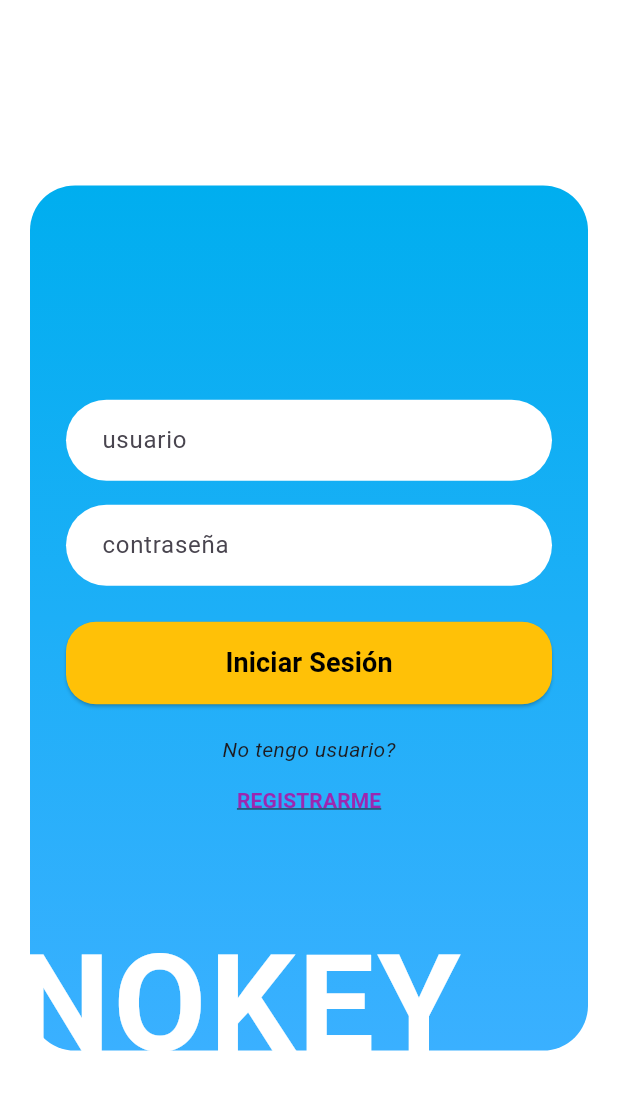
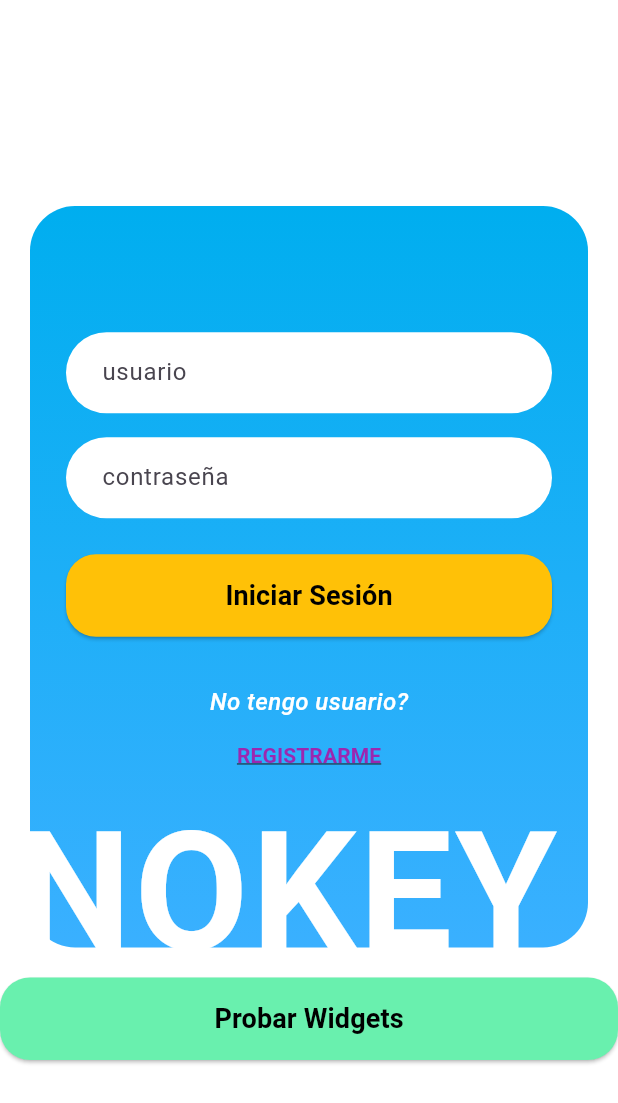
Before and after one commit to SebassoriaP/bamx, a Flutter app: the screen it shows after launch, on a phone screen of 412 x 824 dp. Shown: the top 1103 px of the screen. Run offline on Flutter 3.47's test engine with Material 3 defaults, Android fonts, the phone set to English and light mode, and no system bars; our stand-ins replace cloud_firestore, firebase_auth, firebase_core; accounts and stored records are empty.

Commit message:
added grid widget and a windget testing screen. Reformulated login.dart to be more modular. in th process, creatd a standard button widget and a generic container widget.

```diff
--- a/lib/screens/create_card.dart
+++ b/lib/screens/create_card.dart
@@ -1,6 +1,6 @@
 import 'package:flutter/material.dart';
 import 'package:cloud_firestore/cloud_firestore.dart';
-import 'home.dart';
+import 'package:bamx/screens/home.dart';
 
 class CreateCardScreen extends StatefulWidget {
   const CreateCardScreen({super.key});
--- a/lib/screens/login.dart
+++ b/lib/screens/login.dart
@@ -1,7 +1,11 @@
 import 'package:flutter/material.dart';
 import 'package:firebase_auth/firebase_auth.dart';
-import 'home.dart';
-import 'sign_up.dart';
+import 'package:bamx/screens/home.dart';
+import 'package:bamx/screens/sign_up.dart';
+import 'package:bamx/screens/widget_testing.dart';
+import 'package:bamx/widgets/login/login_form.dart';
+import 'package:bamx/widgets/login/login_footer.dart';
+import 'package:bamx/widgets/blue_container_widget.dart';
 
 class LoginScreen extends StatefulWidget {
   const LoginScreen({super.key});
@@ -29,7 +33,6 @@ class _LoginScreenState extends State<LoginScreen> {
       );
     } catch (e) {
       if (!mounted) return;
-      // Mensaje amigable para el usuario
       ScaffoldMessenger.of(context).showSnackBar(
         const SnackBar(
           content: Text(
@@ -48,119 +51,39 @@ class _LoginScreenState extends State<LoginScreen> {
     return Scaffold(
       backgroundColor: Colors.white,
       body: Center(
-        child: Container(
-          margin: const EdgeInsets.all(20),
-          width: double.infinity,
-          height: MediaQuery.of(context).size.height * 0.7,
-          decoration: BoxDecoration(
-            gradient: const LinearGradient(
-              colors: [Color(0xFF00AEEF), Color(0xFF3AB0FF)],
-              begin: Alignment.topCenter,
-              end: Alignment.bottomCenter,
-            ),
-            borderRadius: BorderRadius.circular(30),
-          ),
-          child: Stack(
-            children: [
-              // Formulario principal
-              Padding(
-                padding: const EdgeInsets.symmetric(horizontal: 24.0),
+        child: SingleChildScrollView(
           child: Column(
             children: [
-                    Expanded(
-                      child: Center(
+              BlueContainer(
+                heightFactor: 0.6,
+                child: Padding(
+                  padding: const EdgeInsets.symmetric(horizontal: 24.0, vertical: 24.0),
                   child: Column(
                     mainAxisSize: MainAxisSize.min,
                     children: [
-                            // Usuario
-                            TextField(
-                              controller: emailController,
-                              decoration: InputDecoration(
-                                hintText: "usuario",
-                                filled: true,
-                                fillColor: Colors.white,
-                                contentPadding: const EdgeInsets.symmetric(horizontal: 20, vertical: 15),
-                                border: OutlineInputBorder(
-                                  borderRadius: BorderRadius.circular(30),
-                                  borderSide: BorderSide.none,
-                                ),
-                              ),
-                            ),
-                            const SizedBox(height: 16),
-                            // Contraseña
-                            TextField(
-                              controller: passwordController,
-                              obscureText: true,
-                              decoration: InputDecoration(
-                                hintText: "contraseña",
-                                filled: true,
-                                fillColor: Colors.white,
-                                contentPadding: const EdgeInsets.symmetric(horizontal: 20, vertical: 15),
-                                border: OutlineInputBorder(
-                                  borderRadius: BorderRadius.circular(30),
-                                  borderSide: BorderSide.none,
-                                ),
-                              ),
-                            ),
-                            const SizedBox(height: 24),
-                            // Botón de login
-                            ElevatedButton(
-                              onPressed: login,
-                              style: ElevatedButton.styleFrom(
-                                backgroundColor: const Color(0xFFFFC107),
-                                foregroundColor: Colors.black,
-                                shape: RoundedRectangleBorder(
-                                  borderRadius: BorderRadius.circular(20),
-                                ),
-                                minimumSize: const Size(double.infinity, 55),
-                              ),
-                              child: const Text(
-                                "Iniciar Sesión",
-                                style: TextStyle(fontWeight: FontWeight.bold, fontSize: 18),
-                              ),
-                            ),
-                            const SizedBox(height: 20),
-                            // Registro
-                            Column(
-                              children: [
-                                const Text(
-                                  "No tengo usuario?",
-                                  style: TextStyle(fontStyle: FontStyle.italic),
-                                ),
-                                TextButton(
-                                  onPressed: () {
+                      LoginForm(
+                        emailController: emailController,
+                        passwordController: passwordController,
+                        onLogin: login,
+                        onRegister: () {
                           Navigator.push(
                             context,
                             MaterialPageRoute(builder: (_) => const SignUpScreen()),
                           );
                         },
-                                  child: const Text(
-                                    "REGISTRARME",
-                                    style: TextStyle(
-                                      color: Colors.purple,
-                                      decoration: TextDecoration.underline,
-                                      fontWeight: FontWeight.bold,
                       ),
-                                  ),
-                                ),
-                              ],
-                            ),
+                      const SizedBox(height: 20),
                     ],
                   ),
                 ),
-                    ),
-                  ],
-                ),
-              ),
-
-              // Texto NOKEY posicionado
-              const Positioned(
-                bottom: -34,
+                overlays: const [
+                  Positioned(
+                    bottom: -42,
                     left: -11,
                     child: Text(
                       "NOKEY",
                       style: TextStyle(
-                    fontSize: 90,
+                        fontSize: 110,
                         fontWeight: FontWeight.bold,
                         color: Colors.white,
                         letterSpacing: 2,
@@ -169,6 +92,17 @@ class _LoginScreenState extends State<LoginScreen> {
                   ),
                 ],
               ),
+
+              LoginFooter(
+                onTestWidgets: () {
+                  Navigator.push(
+                    context,
+                    MaterialPageRoute(builder: (_) => const TestGridScreen()),
+                  );
+                },
+              ),
+            ],
+          ),
         ),
       ),
     );
--- a/lib/screens/sign_up.dart
+++ b/lib/screens/sign_up.dart
@@ -1,6 +1,6 @@
 import 'package:flutter/material.dart';
 import 'package:firebase_auth/firebase_auth.dart';
-import 'home.dart';
+import 'package:bamx/screens/home.dart';
 
 class SignUpScreen extends StatefulWidget {
   const SignUpScreen({super.key});
--- /dev/null
+++ b/lib/widgets/blue_container_widget.dart
@@ -0,0 +1,37 @@
+import 'package:flutter/material.dart';
+
+class BlueContainer extends StatelessWidget {
+  final Widget child;
+  final double heightFactor;
+  final List<Widget>? overlays;
+
+  const BlueContainer({
+    super.key,
+    required this.child,
+    this.heightFactor = 0.75,
+    this.overlays,
+  });
+
+  @override
+  Widget build(BuildContext context) {
+    return Container(
+      margin: const EdgeInsets.all(20),
+      width: double.infinity,
+      height: MediaQuery.of(context).size.height * heightFactor,
+      decoration: BoxDecoration(
+        gradient: const LinearGradient(
+          colors: [Color(0xFF00AEEF), Color(0xFF3AB0FF)],
+          begin: Alignment.topCenter,
+          end: Alignment.bottomCenter,
+        ),
+        borderRadius: BorderRadius.circular(30),
+      ),
+      child: Stack(
+        children: [
+          Center(child: child),
+          if (overlays != null) ...overlays!,
+        ],
+      ),
+    );
+  }
+}
--- /dev/null
+++ b/lib/widgets/button_widget.dart
@@ -0,0 +1,37 @@
+import 'package:flutter/material.dart';
+
+class ButtonWidget extends StatelessWidget {
+  final String text;
+  final Color color;
+  final VoidCallback onPressed;
+  final Color textColor;
+  final double height;
+
+  const ButtonWidget({
+    super.key,
+    required this.text,
+    required this.color,
+    required this.onPressed,
+    this.textColor = Colors.white,
+    this.height = 55,
+  });
+
+  @override
+  Widget build(BuildContext context) {
+    return ElevatedButton(
+      onPressed: onPressed,
+      style: ElevatedButton.styleFrom(
+        backgroundColor: color,
+        foregroundColor: textColor,
+        shape: RoundedRectangleBorder(
+          borderRadius: BorderRadius.circular(20),
+        ),
+        minimumSize: Size(double.infinity, height),
+      ),
+      child: Text(
+        text,
+        style: TextStyle(fontWeight: FontWeight.bold, fontSize: 18),
+      ),
+    );
+  }
+}
--- /dev/null
+++ b/lib/widgets/login/login_footer.dart
@@ -0,0 +1,26 @@
+import 'package:flutter/material.dart';
+import 'package:bamx/widgets/button_widget.dart';
+
+class LoginFooter extends StatelessWidget {
+  final VoidCallback onTestWidgets;
+
+  const LoginFooter({
+    super.key,
+    required this.onTestWidgets,
+  });
+
+  @override
+  Widget build(BuildContext context) {
+    return Column(
+      children: [
+        // Botón de prueba widgets
+        ButtonWidget(
+            text: "Probar Widgets",
+            textColor: Colors.black,
+            color: Colors.greenAccent,
+            onPressed: onTestWidgets,
+        ),
+      ],
+    );
+  }
+}
--- /dev/null
+++ b/lib/widgets/login/login_form.dart
@@ -0,0 +1,93 @@
+import 'package:flutter/material.dart';
+import 'package:flutter/material.dart';
+import 'package:bamx/widgets/button_widget.dart';
+
+class LoginForm extends StatelessWidget {
+  final TextEditingController emailController;
+  final TextEditingController passwordController;
+  final VoidCallback onRegister;
+  final VoidCallback onLogin;
+
+  const LoginForm({
+    super.key,
+    required this.emailController,
+    required this.passwordController,
+    required this.onRegister,
+    required this.onLogin,
+  });
+
+  @override
+  Widget build(BuildContext context) {
+    return Column(
+      mainAxisSize: MainAxisSize.min,
+      children: [
+        // Usuario
+        TextField(
+          controller: emailController,
+          decoration: InputDecoration(
+            hintText: "usuario",
+            filled: true,
+            fillColor: Colors.white,
+            contentPadding: const EdgeInsets.symmetric(horizontal: 20, vertical: 15),
+            border: OutlineInputBorder(
+              borderRadius: BorderRadius.circular(30),
+              borderSide: BorderSide.none,
+            ),
+          ),
+        ),
+        const SizedBox(height: 16),
+        // Contraseña
+        TextField(
+          controller: passwordController,
+          obscureText: true,
+          decoration: InputDecoration(
+            hintText: "contraseña",
+            filled: true,
+            fillColor: Colors.white,
+            contentPadding: const EdgeInsets.symmetric(horizontal: 20, vertical: 15),
+            border: OutlineInputBorder(
+              borderRadius: BorderRadius.circular(30),
+              borderSide: BorderSide.none,
+            ),
+          ),
+        ),
+        const SizedBox(height: 24),
+
+        ButtonWidget(
+            text: "Iniciar Sesión",
+            color: const Color(0xFFFFC107),
+            textColor: Colors.black,
+            onPressed: onLogin,
+        ),
+
+        const SizedBox(height: 32),
+
+        // Registro
+        Column(
+          children: [
+            const Text(
+                "No tengo usuario?",
+                style: TextStyle(
+                    fontStyle: FontStyle.italic,
+                    fontWeight: FontWeight.w500,
+                    color: Colors.white,
+                    fontSize: 16,
+                ),
+            ),
+            TextButton(
+              onPressed: onRegister,
+              child: const Text(
+                "REGISTRARME",
+                style: TextStyle(
+                  color: Colors.purple,
+                  decoration: TextDecoration.underline,
+                  fontWeight: FontWeight.bold,
+                ),
+              ),
+            ),
+          ],
+        ),
+      ],
+    );
+  }
+}
```
Also changed, not shown: lib/screens/home.dart (+19 -10 lines), lib/screens/widget_testing.dart (added, +27 -0 lines), lib/widgets/form_modules/grid_widget.dart (added, +112 -0 lines). Lines whose indentation alone changed are shown as unchanged.
